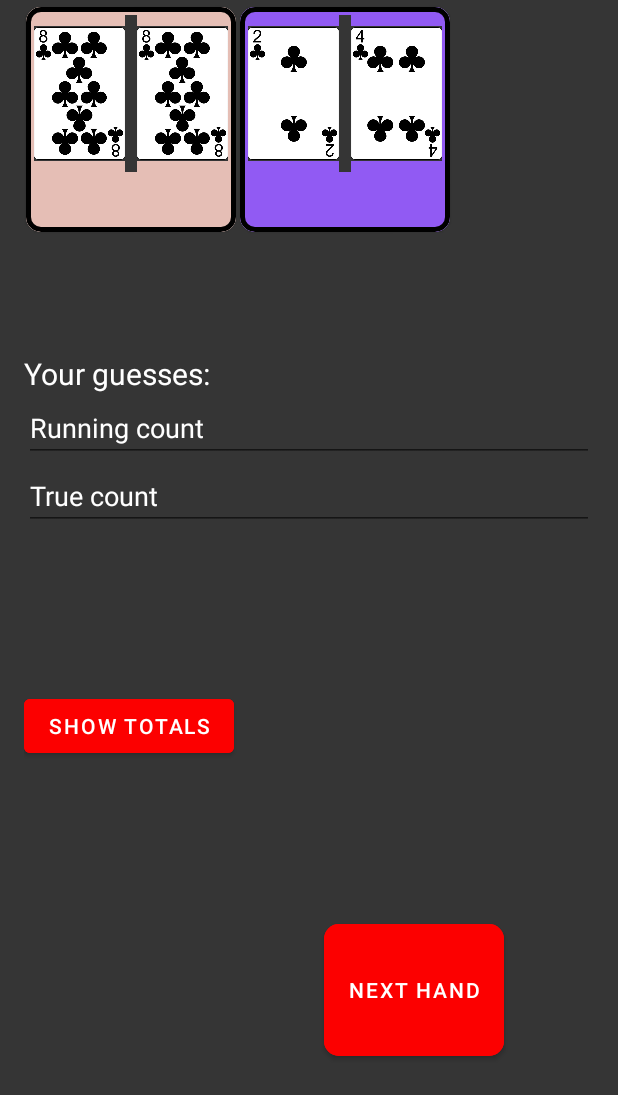
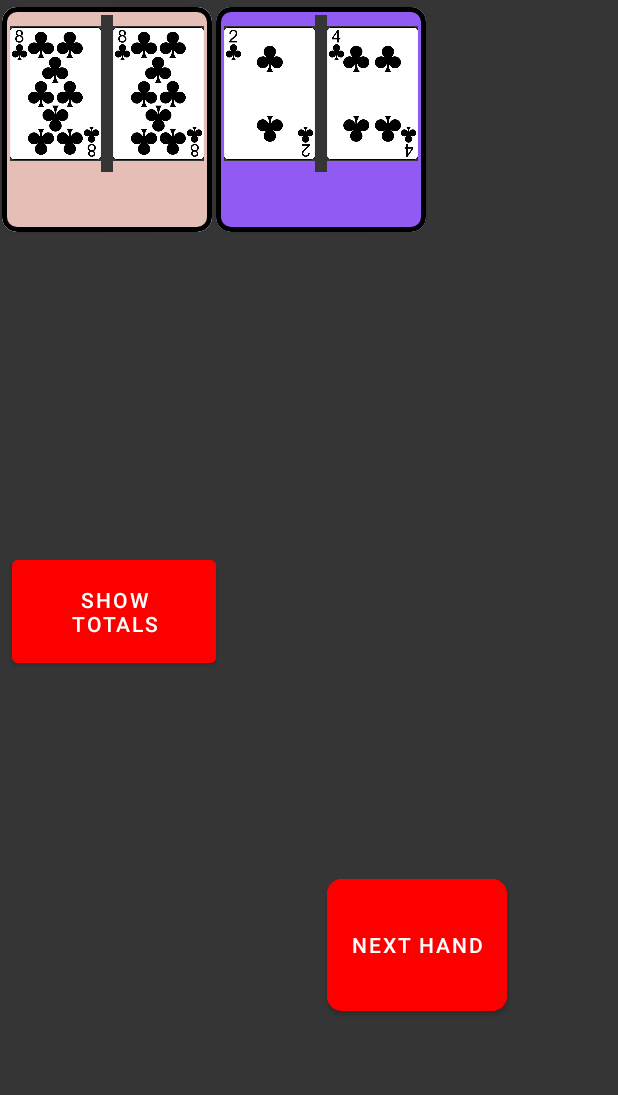
Before and after one commit to scappworks/CountMeIn, an Android app: the screen it shows after launch (GameActivity), after a tap on "PLAY", on a phone screen of 412 x 824 dp. Shown: the top 1095 px of the screen. Run offline under Robolectric (Android 15) with nearby library versions, the phone set to English and light mode, and no system bars.

Commit message:
add guides in the game activity layout for the show totals button

```diff
--- a/app/src/main/java/com/scappworks/countmein/activities/GameActivity.kt
+++ b/app/src/main/java/com/scappworks/countmein/activities/GameActivity.kt
@@ -33,8 +33,6 @@ class GameActivity : AppCompatActivity() {
         val linearLayoutManager = LinearLayoutManager(this, LinearLayoutManager.HORIZONTAL, false)
         val nextHandButton = findViewById<Button>(R.id.next_hand_button)
         val showHandsTotalButton = findViewById<Button>(R.id.show_hand_totals_button)
-        val runningCountGuessEditText = findViewById<EditText>(R.id.running_count_guess)
-        val trueCountGuessEditText = findViewById<EditText>(R.id.true_count_guess)
         val showTotalsTextView = findViewById<TextView>(R.id.show_totals_box)
         val cardImageArray = resources.getStringArray(R.array.card_images)
 
@@ -48,7 +46,6 @@ class GameActivity : AppCompatActivity() {
                 handsRvAdapter = HandsAdapter(this, handsRvList, gameVariables)
                 handsRV.adapter = handsRvAdapter
                 showTotalsTextView.visibility = View.INVISIBLE
-                runningCountGuessEditText.text.clear()
                 gameVariables.setColors(-1)
 
                 // This is used to detect if the deck is finished before all the hands
--- a/app/src/main/res/layout/activity_game.xml
+++ b/app/src/main/res/layout/activity_game.xml
@@ -5,70 +5,55 @@
     android:layout_width="match_parent"
     android:layout_height="match_parent"
     tools:context=".activities.GameActivity"
-    android:paddingLeft="16dp"
-    android:paddingRight="16dp"
     android:paddingTop="3dp"
     android:paddingBottom="12dp">
 
     <androidx.recyclerview.widget.RecyclerView
         android:id="@+id/player_hands_rv"
-        android:layout_width="match_parent"
-        android:layout_height="wrap_content"
+        android:layout_width="0dp"
+        android:layout_height="0dp"
         app:layout_constraintTop_toTopOf="parent"
+        app:layout_constraintBottom_toTopOf="@id/show_totals_guide_top"
         app:layout_constraintLeft_toLeftOf="parent"
         app:layout_constraintRight_toRightOf="parent" />
 
-    <TextView
-        android:layout_width="0dp"
+    <androidx.constraintlayout.widget.Guideline
+        android:id="@+id/show_totals_guide_top"
+        android:layout_width="wrap_content"
         android:layout_height="wrap_content"
-        android:text="@string/your_guesses"
-        android:textSize="20sp"
-        app:layout_constraintLeft_toLeftOf="parent"
-        app:layout_constraintBottom_toTopOf="@+id/running_count_guess" />
+        android:orientation="horizontal"
+        app:layout_constraintGuide_percent="0.45" />
 
-    <EditText
-        android:id="@+id/running_count_guess"
-        android:layout_width="0dp"
+    <androidx.constraintlayout.widget.Guideline
+        android:id="@+id/show_totals_guide_bottom"
+        android:layout_width="wrap_content"
         android:layout_height="wrap_content"
-        android:hint="@string/running_count"
-        android:singleLine="true"
-        app:layout_constraintHorizontal_chainStyle="packed"
-        app:layout_constraintVertical_chainStyle="packed"
-        app:layout_constraintLeft_toLeftOf="parent"
-        app:layout_constraintRight_toRightOf="parent"
-        app:layout_constraintTop_toBottomOf="@id/player_hands_rv"
-        app:layout_constraintBottom_toTopOf="@+id/true_count_guess"
-        android:autofillHints="Running Count"
-        android:inputType="number"
-        android:maxLength="2"
-        android:textColor="@color/white"
-        android:textColorHint="@color/white"/>
+        android:orientation="horizontal"
+        app:layout_constraintGuide_percent="0.55" />
 
-    <EditText
-        android:id="@+id/true_count_guess"
-        android:layout_width="0dp"
+    <androidx.constraintlayout.widget.Guideline
+        android:id="@+id/show_totals_guide_left"
+        android:layout_width="wrap_content"
         android:layout_height="wrap_content"
-        android:hint="@string/true_count"
-        android:singleLine="true"
-        app:layout_constraintHorizontal_chainStyle="packed"
-        app:layout_constraintVertical_chainStyle="packed"
-        app:layout_constraintLeft_toLeftOf="parent"
-        app:layout_constraintRight_toRightOf="parent"
-        app:layout_constraintTop_toBottomOf="@id/running_count_guess"
-        app:layout_constraintBottom_toTopOf="@id/show_hand_totals_button"
-        android:autofillHints="True Count"
-        android:inputType="number"
-        android:maxLength="2"
-        android:textColor="@color/white"
-        android:textColorHint="@color/white"/>
+        android:orientation="vertical"
+        app:layout_constraintGuide_percent="0.02" />
+
+
+    <androidx.constraintlayout.widget.Guideline
+        android:id="@+id/show_totals_guide_right"
+        android:layout_width="wrap_content"
+        android:layout_height="wrap_content"
+        android:orientation="vertical"
+        app:layout_constraintGuide_percent="0.35" />
 
     <Button
         android:id="@+id/show_hand_totals_button"
-        android:layout_width="wrap_content"
-        android:layout_height="wrap_content"
-        app:layout_constraintTop_toBottomOf="@+id/player_hands_rv"
-        app:layout_constraintBottom_toBottomOf="parent"
-        app:layout_constraintLeft_toLeftOf="parent"
+        android:layout_width="0dp"
+        android:layout_height="0dp"
+        app:layout_constraintTop_toBottomOf="@+id/show_totals_guide_top"
+        app:layout_constraintBottom_toBottomOf="@id/show_totals_guide_bottom"
+        app:layout_constraintLeft_toLeftOf="@id/show_totals_guide_left"
+        app:layout_constraintRight_toRightOf="@id/show_totals_guide_right"
         android:text="@string/show_totals"
         android:backgroundTint="@color/button_background"
         android:textColor="@color/white"/>
```
